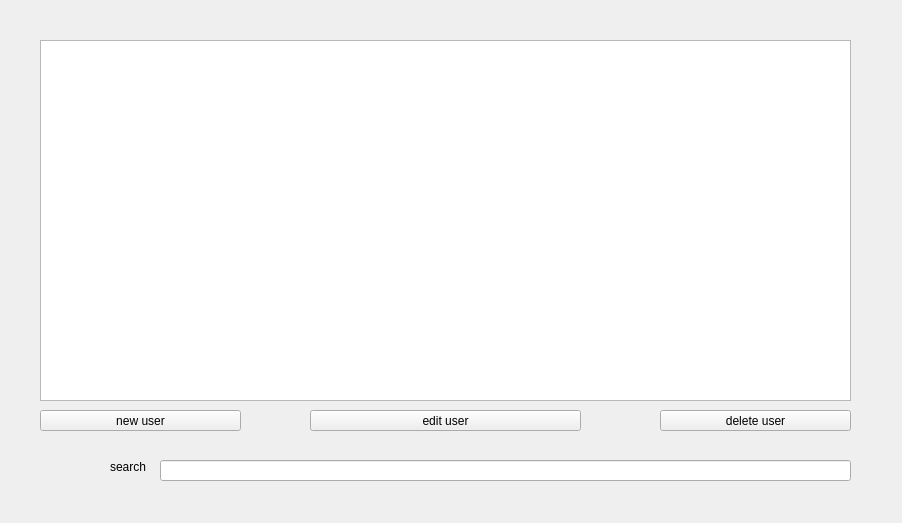
Qt form Semester2/lab1/1lab/moder.ui (AnastasySh/lab_351) before a commit.
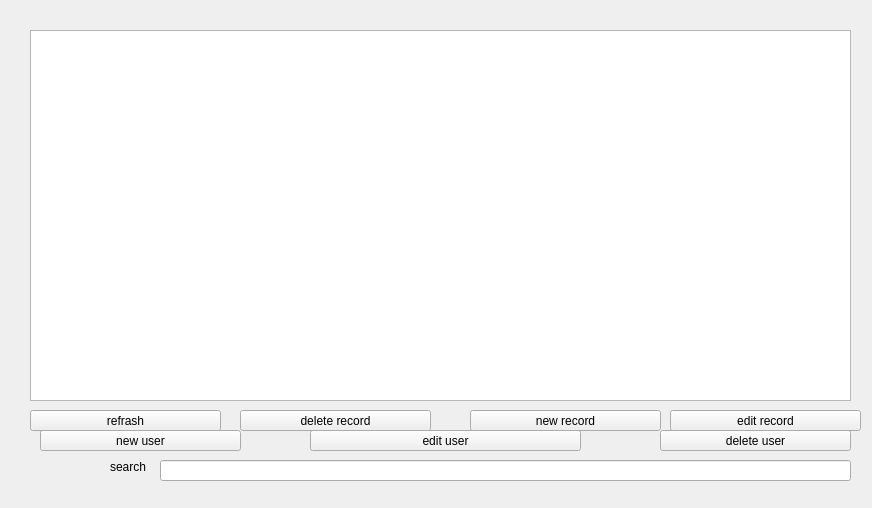
The same form after that commit.

Diff of the .ui file:
```diff
--- a/Semester2/lab1/1lab/moder.ui
+++ b/Semester2/lab1/1lab/moder.ui
@@ -6,8 +6,8 @@
    <rect>
     <x>0</x>
     <y>0</y>
-    <width>902</width>
-    <height>523</height>
+    <width>872</width>
+    <height>508</height>
    </rect>
   </property>
   <property name="windowTitle">
@@ -16,10 +16,10 @@
   <widget class="QTableView" name="tableDB">
    <property name="geometry">
     <rect>
-     <x>40</x>
-     <y>40</y>
-     <width>811</width>
-     <height>361</height>
+     <x>30</x>
+     <y>30</y>
+     <width>821</width>
+     <height>371</height>
     </rect>
    </property>
   </widget>
@@ -27,7 +27,7 @@
    <property name="geometry">
     <rect>
      <x>40</x>
-     <y>410</y>
+     <y>430</y>
      <width>201</width>
      <height>21</height>
     </rect>
@@ -40,7 +40,7 @@
    <property name="geometry">
     <rect>
      <x>660</x>
-     <y>410</y>
+     <y>430</y>
      <width>191</width>
      <height>21</height>
     </rect>
@@ -53,7 +53,7 @@
    <property name="geometry">
     <rect>
      <x>310</x>
-     <y>410</y>
+     <y>430</y>
      <width>271</width>
      <height>21</height>
     </rect>
@@ -85,6 +85,58 @@
     <string>search</string>
    </property>
   </widget>
+  <widget class="QPushButton" name="refrash">
+   <property name="geometry">
+    <rect>
+     <x>30</x>
+     <y>410</y>
+     <width>191</width>
+     <height>21</height>
+    </rect>
+   </property>
+   <property name="text">
+    <string>refrash</string>
+   </property>
+  </widget>
+  <widget class="QPushButton" name="new_rec">
+   <property name="geometry">
+    <rect>
+     <x>470</x>
+     <y>410</y>
+     <width>191</width>
+     <height>21</height>
+    </rect>
+   </property>
+   <property name="text">
+    <string>new record</string>
+   </property>
+  </widget>
+  <widget class="QPushButton" name="edit_rec">
+   <property name="geometry">
+    <rect>
+     <x>670</x>
+     <y>410</y>
+     <width>191</width>
+     <height>21</height>
+    </rect>
+   </property>
+   <property name="text">
+    <string>edit record</string>
+   </property>
+  </widget>
+  <widget class="QPushButton" name="delete_rec">
+   <property name="geometry">
+    <rect>
+     <x>240</x>
+     <y>410</y>
+     <width>191</width>
+     <height>21</height>
+    </rect>
+   </property>
+   <property name="text">
+    <string>delete record</string>
+   </property>
+  </widget>
  </widget>
  <resources/>
  <connections/>
```
